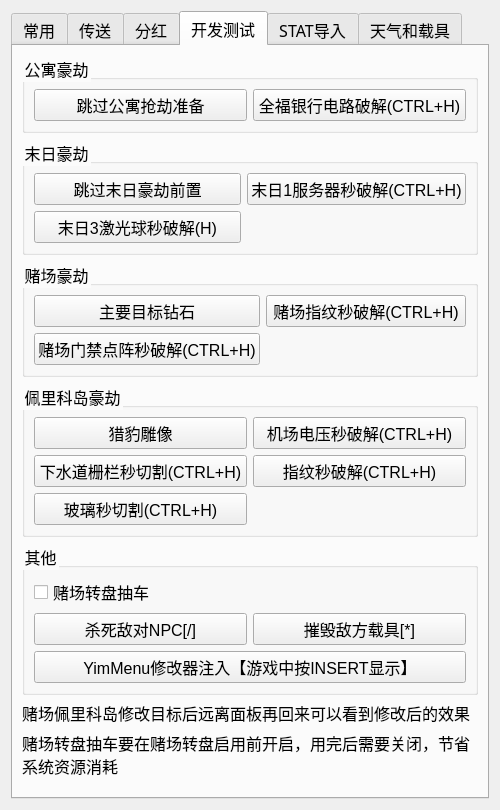
First picture: the form in src/app.ui, repository ssyatelandisi/gta5cheat_qt, before the edit.
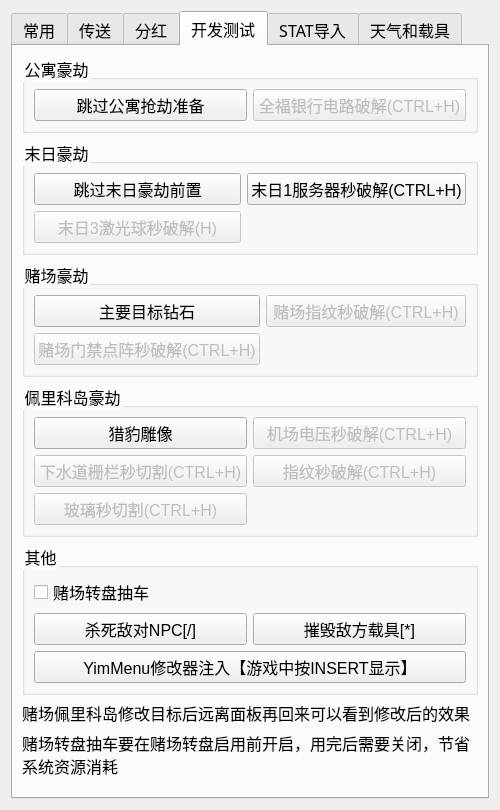
Second picture: the form after the edit. The open tabs and pages were chosen to show the change. Icons and pictures are not drawn.

Diff of the .ui file:
```diff
--- a/src/app.ui
+++ b/src/app.ui
@@ -1117,6 +1117,9 @@
           </item>
           <item row="0" column="1">
            <widget class="QPushButton" name="pushButton_casinoFingerprintHack">
+            <property name="enabled">
+             <bool>false</bool>
+            </property>
             <property name="text">
              <string>赌场指纹秒破解(CTRL+H)</string>
             </property>
@@ -1124,6 +1127,9 @@
           </item>
           <item row="1" column="0">
            <widget class="QPushButton" name="pushButton_casinoDoorHack">
+            <property name="enabled">
+             <bool>false</bool>
+            </property>
             <property name="text">
              <string>赌场门禁点阵秒破解(CTRL+H)</string>
             </property>
@@ -1150,6 +1156,9 @@
           </item>
           <item row="0" column="1">
            <widget class="QPushButton" name="pushButton_circuitBreaker">
+            <property name="enabled">
+             <bool>false</bool>
+            </property>
             <property name="text">
              <string>全福银行电路破解(CTRL+H)</string>
             </property>
@@ -1193,6 +1202,9 @@
           </item>
           <item row="1" column="0">
            <widget class="QPushButton" name="pushButton_doomsday3Hack">
+            <property name="enabled">
+             <bool>false</bool>
+            </property>
             <property name="text">
              <string>末日3激光球秒破解(H)</string>
             </property>
@@ -1249,6 +1261,9 @@
          <layout class="QGridLayout" name="gridLayout_13">
           <item row="1" column="1">
            <widget class="QPushButton" name="pushButton_pericoHack3">
+            <property name="enabled">
+             <bool>false</bool>
+            </property>
             <property name="text">
              <string>指纹秒破解(CTRL+H)</string>
             </property>
@@ -1256,6 +1271,9 @@
           </item>
           <item row="0" column="1">
            <widget class="QPushButton" name="pushButton_pericoHack1">
+            <property name="enabled">
+             <bool>false</bool>
+            </property>
             <property name="text">
              <string>机场电压秒破解(CTRL+H)</string>
             </property>
@@ -1263,6 +1281,9 @@
           </item>
           <item row="2" column="0">
            <widget class="QPushButton" name="pushButton_pericoHack4">
+            <property name="enabled">
+             <bool>false</bool>
+            </property>
             <property name="text">
              <string>玻璃秒切割(CTRL+H)</string>
             </property>
@@ -1270,6 +1291,9 @@
           </item>
           <item row="1" column="0">
            <widget class="QPushButton" name="pushButton_pericoHack2">
+            <property name="enabled">
+             <bool>false</bool>
+            </property>
             <property name="text">
              <string>下水道栅栏秒切割(CTRL+H)</string>
             </property>
```
Left out of the diff: 4 changed lines with no effect on the pictures.
